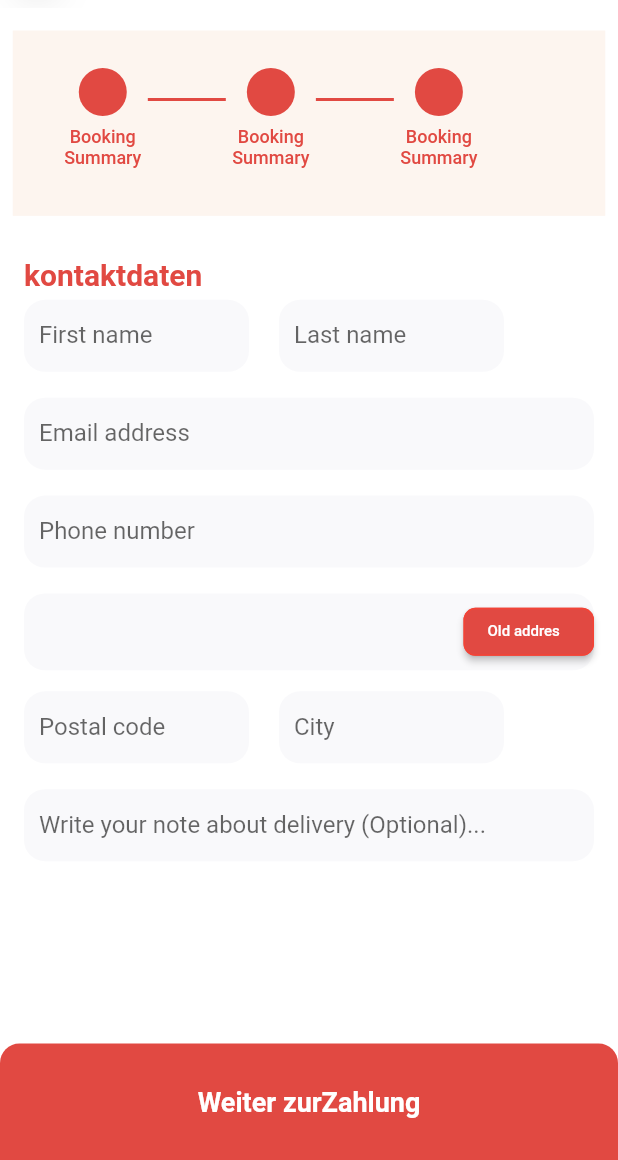
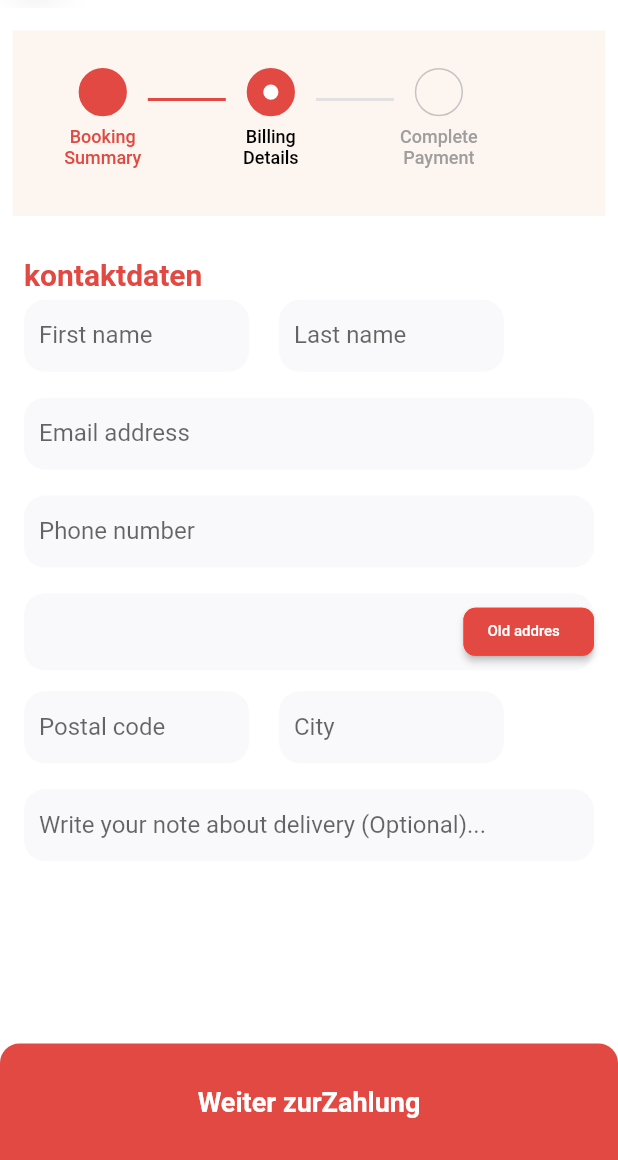
Before and after one commit to uchehart/reserved4you, a Flutter app: the CheckoutFormScreen screen opened directly, on a phone screen of 412 x 824 dp, the part 76-1236 px from its top. Run offline on Flutter 3.47's test engine with Material 2 defaults, Android fonts, the light colour scheme and no system bars; our stand-ins replace cached_network_image, connectivity, device_info, firebase_auth, firebase_core, firebase_messaging and 15 more; missing offline and left inert: colorful_safe_area, google_places_picker, image_viewer, the_apple_sign_in, twilio_flutter; accounts and stored records are empty; Roboto replaces fonts that are missing (Campton).

Commit message:
made changes

```diff
--- a/lib/Pages/Checkout/controller/checkout_controller.dart
+++ b/lib/Pages/Checkout/controller/checkout_controller.dart
@@ -1,12 +1,31 @@
+import 'package:flutter/material.dart';
 import 'package:get/get.dart';
+
+import '../screens/checkout_order_confirmation.dart';
 
 class CheckoutController extends GetxController {
   RxString selectedPaymentMethod = ''.obs;
   RxString selectTip = ''.obs;
+  RxBool isBillingDetailValid = true.obs;
+  RxBool isCompletePayment = false.obs;
+  RxString s = ''.obs;
 
   selectPaymentMethod(String id) {
     print(id);
     selectedPaymentMethod.value = id;
+  }
+
+  movetoOtherScreens() {
+    if (s.isEmpty) {
+      s.value = '1';
+    } else if (s == '1') {
+      Navigator.push(
+        Get.context!,
+        MaterialPageRoute(
+            builder: (context) => const CheckoutOrderConfirmationScreen()),
+      );
+    }
+    changeTransitionScreen();
   }
 
   selectTipMethod(String id) {
@@ -16,4 +35,11 @@ class CheckoutController extends GetxController {
       selectTip.value = '';
     }
   }
+
+  changeTransitionScreen() {
+    if (isBillingDetailValid.isTrue) {
+      isBillingDetailValid.value = false;
+      isCompletePayment.value = true;
+    }
+  }
 }
--- a/lib/Pages/Checkout/screens/checkout_form_screen.dart
+++ b/lib/Pages/Checkout/screens/checkout_form_screen.dart
@@ -1,40 +1,18 @@
 import 'package:flutter/material.dart';
 import 'package:get/get.dart';
+import 'package:reserved4you/Pages/Checkout/controller/checkout_controller.dart';
 
 import '../widgets/other_widgets_for_checkout_form_screen.dart';
-import 'checkout_order_confirmation.dart';
 
-class CheckoutFormScreen extends StatefulWidget {
-  const CheckoutFormScreen({Key? key}) : super(key: key);
-
-  @override
-  State<CheckoutFormScreen> createState() => _CheckoutFormScreenState();
-}
-
-class _CheckoutFormScreenState extends State<CheckoutFormScreen> {
-  String s = '';
-
-  movetoOtherScreens() {
-    if (s.isEmpty) {
-      setState(() {
-        s = '1';
-      });
-      print('s is empty');
-    } else if (s == '1') {
-      Navigator.push(
-        context,
-        MaterialPageRoute(
-            builder: (context) => const CheckoutOrderConfirmationScreen()),
-      );
-    }
-  }
-
+class CheckoutFormScreen extends StatelessWidget {
+  CheckoutFormScreen({Key? key}) : super(key: key);
+  final ctr = Get.put(CheckoutController());
   @override
   Widget build(BuildContext context) {
     return Scaffold(
       bottomNavigationBar: GestureDetector(
           onTap: () {
-            movetoOtherScreens();
+            ctr.movetoOtherScreens();
           },
           child: Container(
               width: 402,
@@ -50,7 +28,7 @@ class _CheckoutFormScreenState extends State<CheckoutFormScreen> {
               ),
               child: Center(
                 child: Text(
-                  s.isNotEmpty
+                  ctr.s.isNotEmpty
                       ? 'Proceed To Billing Detail'
                       : "Weiter zurZahlung",
                   textAlign: TextAlign.center,
@@ -106,7 +84,8 @@ class _CheckoutFormScreenState extends State<CheckoutFormScreen> {
           ),
         ),
       ),
-      body: Column(
+      body: Obx(
+        () => Column(
           children: [
             const SizedBox(
               height: 15,
@@ -118,19 +97,25 @@ class _CheckoutFormScreenState extends State<CheckoutFormScreen> {
               color: const Color(0xfffdf5ef),
               child: Row(
                 children: [
+                  checkoutCircles(textlabel: 'Booking Summary', isFirst: true),
                   checkoutCircles(
-                  textlabel: 'Booking Summary',
+                    textlabel: 'Billing Details',
+                    isCurrentProcess: ctr.isBillingDetailValid.value,
                   ),
-                checkoutCircles(textlabel: 'Booking Summary'),
-                checkoutCircles(textlabel: 'Booking Summary', isLast: true),
+                  checkoutCircles(
+                      textlabel: 'Complete Payment',
+                      isCurrentProcess: ctr.isCompletePayment.value,
+                      isReached: ctr.isCompletePayment.value),
                 ],
               ),
             ),
+
             const SizedBox(height: 28),
-          if (s.isNotEmpty) DeliveryTimeWidget(),
-          if (s.isEmpty) const FormFields(),
+            if (ctr.s.isNotEmpty) DeliveryTimeWidget(),
+            if (ctr.s.isEmpty) const FormFields(),
             // const SizedBox(height: 100),
           ],
+        ),
       ),
     );
   }
@@ -139,19 +124,50 @@ class _CheckoutFormScreenState extends State<CheckoutFormScreen> {
 Widget checkoutCircles({
   bool? isCurrentProcess = false,
   String? textlabel = '',
-  bool? isPassed,
-  bool? isLast = false,
+  bool? isReached = true,
+  bool? isFirst = false,
 }) {
   return Row(
     children: [
       Column(
         children: [
+          const SizedBox(
+            height: 20,
+          ),
+          if (!isFirst!)
             Container(
-            height: 32,
-            width: 32,
-            decoration: const BoxDecoration(
+              padding: const EdgeInsets.only(top: 25),
+              height: 2,
+              width: 52,
+              color: !isReached!
+                  ? const Color(0xffe2e0e1)
+                  : const Color(0xffe14942),
+              // child: Text('sss'),
+            ),
+        ],
+      ),
+      Column(
+        children: [
+          Container(
+            width: 33.71,
+            height: 32.15,
+            decoration: !isReached!
+                ? BoxDecoration(
                     shape: BoxShape.circle,
-              color: Color(0xffe14942),
+                    border: Border.all(
+                      color: const Color(0xffc4c4c4),
+                      width: 1,
+                    ),
+                  )
+                : BoxDecoration(
+                    shape: BoxShape.circle,
+                    border: Border.all(
+                      color: const Color(0xffe14942),
+                      width: 11,
+                    ),
+                    color: isCurrentProcess!
+                        ? Colors.white
+                        : const Color(0xffe14942),
                   ),
           ),
           const SizedBox(
@@ -163,8 +179,12 @@ Widget checkoutCircles({
             child: Text(
               textlabel ?? '',
               textAlign: TextAlign.center,
-              style: const TextStyle(
-                color: Color(0xffe14942),
+              style: TextStyle(
+                color: !isReached
+                    ? const Color(0xff9e9e9e)
+                    : isCurrentProcess!
+                        ? Colors.black
+                        : const Color(0xffe14942),
                 fontSize: 12,
                 fontFamily: "Campton",
                 fontWeight: FontWeight.w500,
@@ -173,21 +193,6 @@ Widget checkoutCircles({
           ),
         ],
       ),
-      Column(
-        children: [
-          const SizedBox(
-            height: 20,
-          ),
-          if (!isLast!)
-            Container(
-              padding: const EdgeInsets.only(top: 25),
-              height: 2,
-              width: 52,
-              color: const Color(0xffe14942),
-              // child: Text('sss'),
-            ),
-        ],
-      ),
     ],
   );
 }
```
Also changed, not shown: lib/Pages/Checkout/screens/checkout_entry_screen.dart (+36 -2 lines), lib/Pages/Checkout/widgets/other_widgets_for_checkout_form_screen.dart (+11 -2 lines). Lines whose indentation alone changed are shown as unchanged.
